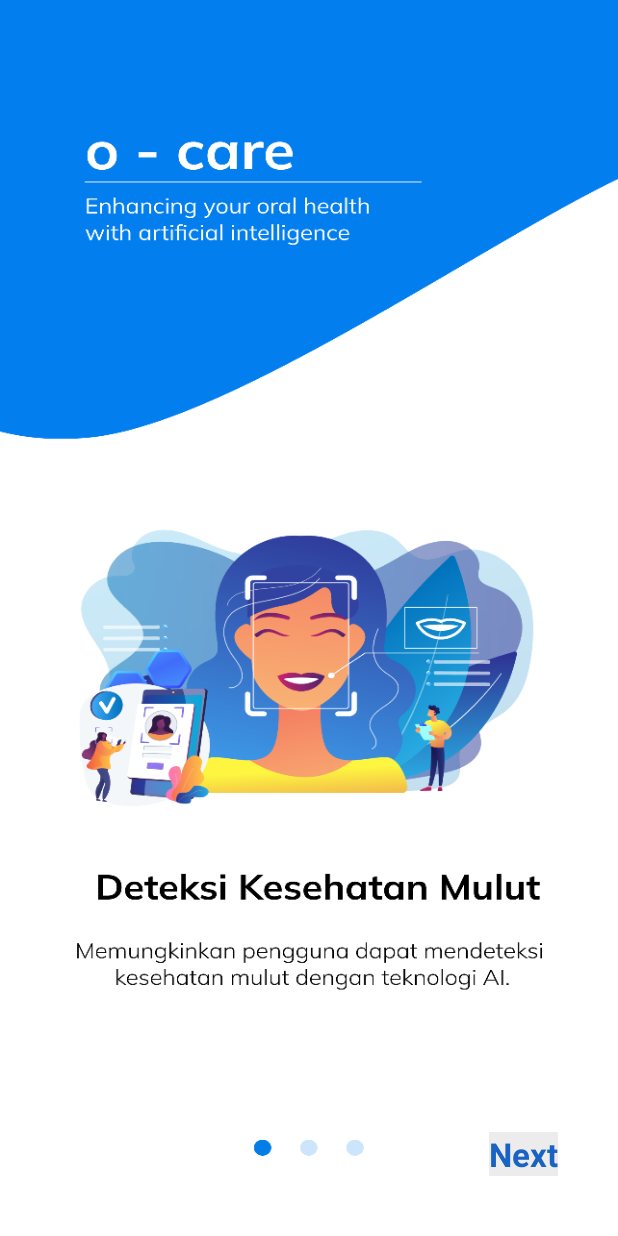
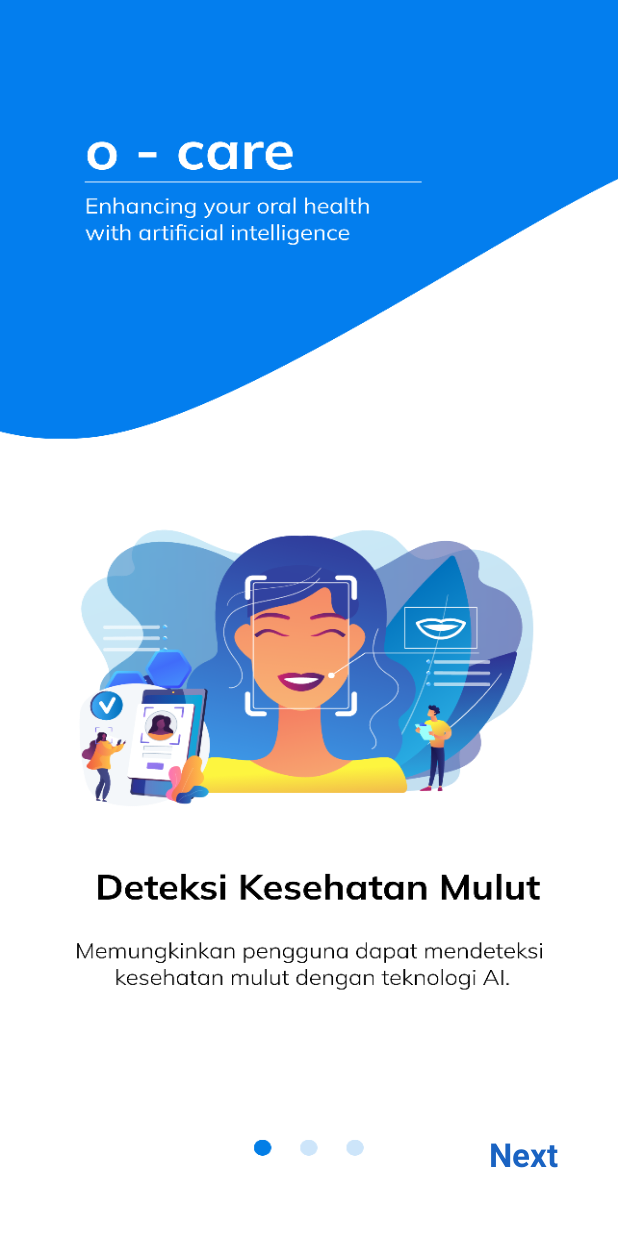
Before and after one commit to The-Lab-Rats/O-Care_mobile_apps, an Android app: the screen it shows after launch (WelcomeScreen), on a phone screen of 412 x 824 dp. Run offline under Robolectric (Android 15) with nearby library versions, the phone set to English and light mode, and no system bars.

Commit message:
improve app

```diff
--- a/app/src/main/java/com/example/mainapplabrats/model/Cell.kt
+++ b/app/src/main/java/com/example/mainapplabrats/model/Cell.kt
@@ -4,7 +4,7 @@ package com.example.mainapplabrats.model
 data class Cell(
         var id: Int,
         var nama: String,
-        var penjelasan: String,
+        var penjelasan: String?,
         var tanda: String,
         var penyebab: String,
         var pencegahan: String,
--- a/app/src/main/res/layout/fragment_first_screen.xml
+++ b/app/src/main/res/layout/fragment_first_screen.xml
@@ -8,48 +8,13 @@
     android:scaleType="centerCrop"
     tools:context=".ui.onboarding.screens.FirstScreen">
 
-<!--    <ImageView-->
-<!--        android:id="@+id/imageView"-->
-<!--        android:layout_width="300dp"-->
-<!--        android:layout_height="300dp"-->
-<!--        android:layout_marginTop="150dp"-->
-<!--        android:src="@drawable/ic_food"-->
-<!--        app:layout_constraintEnd_toEndOf="parent"-->
-<!--        app:layout_constraintStart_toStartOf="parent"-->
-<!--        app:layout_constraintTop_toTopOf="parent" />-->
-
-<!--    <TextView-->
-<!--        android:id="@+id/title"-->
-<!--        android:layout_width="wrap_content"-->
-<!--        android:layout_height="wrap_content"-->
-<!--        android:layout_marginTop="50dp"-->
-<!--        android:text="@string/food"-->
-<!--        android:textSize="30sp"-->
-<!--        android:textStyle="bold"-->
-<!--        app:layout_constraintEnd_toEndOf="parent"-->
-<!--        app:layout_constraintStart_toStartOf="parent"-->
-<!--        app:layout_constraintTop_toBottomOf="@+id/imageView" />-->
-
-<!--    <TextView-->
-<!--        android:id="@+id/description"-->
-<!--        android:layout_width="0dp"-->
-<!--        android:layout_height="wrap_content"-->
-<!--        android:layout_marginStart="50dp"-->
-<!--        android:layout_marginTop="20dp"-->
-<!--        android:layout_marginEnd="50dp"-->
-<!--        android:gravity="center"-->
-<!--        android:text="@string/lorem_ipsum2"-->
-<!--        android:textSize="16sp"-->
-<!--        app:layout_constraintEnd_toEndOf="parent"-->
-<!--        app:layout_constraintStart_toStartOf="parent"-->
-<!--        app:layout_constraintTop_toBottomOf="@+id/title" />-->
-
     <TextView
         android:id="@+id/next"
         android:layout_width="wrap_content"
         android:layout_height="wrap_content"
         android:layout_marginEnd="40dp"
         android:layout_marginBottom="40dp"
+        android:background="@color/white"
         android:text="Next"
         android:textColor="@color/blue"
         android:textSize="22sp"
```
Also changed, not shown: app/src/main/java/com/example/mainapplabrats/ui/DashboardFragment.kt (+3 -5 lines), app/src/main/res/layout/fragment_second_screen.xml (+1 -36 lines), app/src/main/res/layout/fragment_third_screen.xml (+1 -35 lines).
